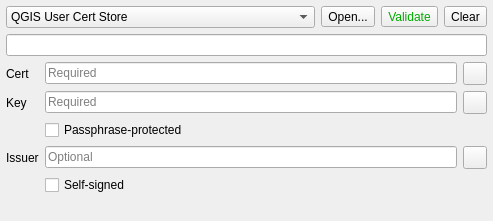
Above: src/ui/qgssslcertificatewidget.ui from qgis/QGIS before the change. Below: the same form after it.
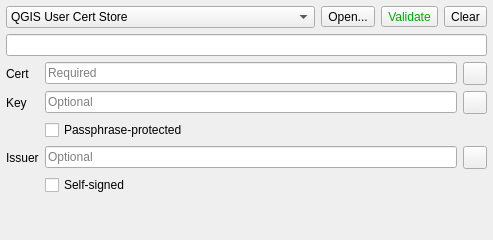
That is the form after the change.

The edit to the form file:
```diff
--- a/src/ui/qgssslcertificatewidget.ui
+++ b/src/ui/qgssslcertificatewidget.ui
@@ -7,7 +7,7 @@
     <x>0</x>
     <y>0</y>
     <width>493</width>
-    <height>221</height>
+    <height>240</height>
    </rect>
   </property>
   <layout class="QVBoxLayout" name="verticalLayout">
@@ -169,7 +169,7 @@
           <bool>true</bool>
          </property>
          <property name="placeholderText">
-          <string>Required</string>
+          <string>Optional</string>
          </property>
         </widget>
        </item>
```
